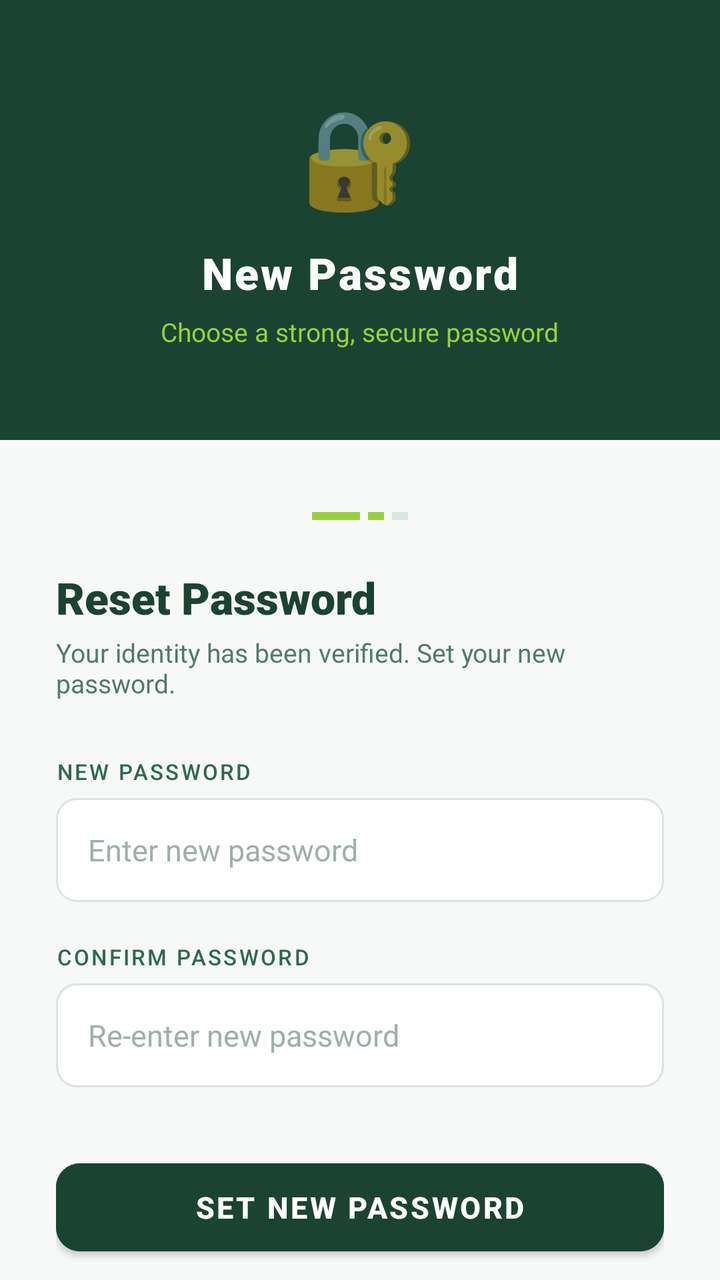
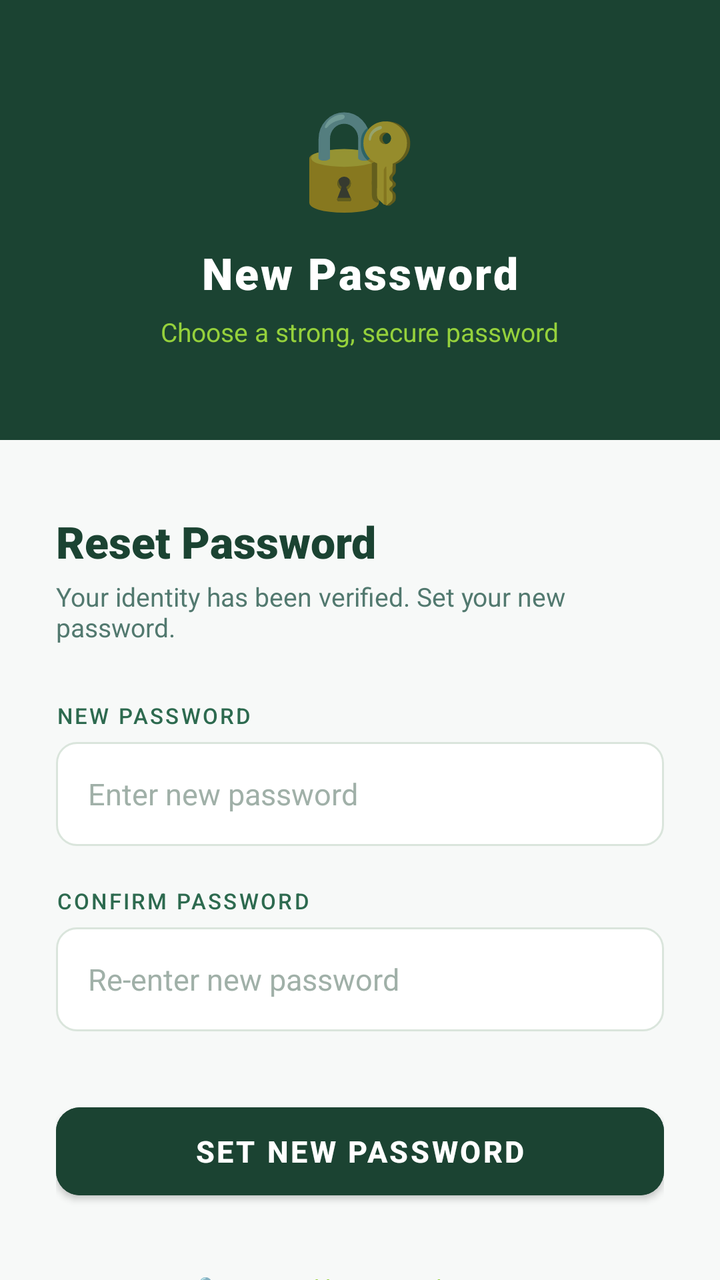

Before-and-after screenshots of an Android layout around one commit, followed by the original layout XML and the change that was made.
<!-- AndroidManifest.xml: activity theme Theme.POS -->
<!-- res/layout/activity_reset_password.xml -->
<?xml version="1.0" encoding="utf-8"?>
<LinearLayout xmlns:android="http://schemas.android.com/apk/res/android"
    xmlns:app="http://schemas.android.com/apk/res-auto"
    android:layout_width="match_parent"
    android:layout_height="match_parent"
    android:background="#F7F9F8"
    android:orientation="vertical">

    
    <LinearLayout
        android:layout_width="match_parent"
        android:layout_height="220dp"
        android:background="#1B4332"
        android:gravity="center"
        android:orientation="vertical">

        <TextView
            android:layout_width="wrap_content"
            android:layout_height="wrap_content"
            android:text="🔐"
            android:textSize="48sp" />

        <TextView
            android:layout_width="wrap_content"
            android:layout_height="wrap_content"
            android:layout_marginTop="12dp"
            android:text="New Password"
            android:textColor="#FFFFFF"
            android:textSize="22sp"
            android:fontFamily="sans-serif-black"
            android:letterSpacing="0.05" />

        <TextView
            android:layout_width="wrap_content"
            android:layout_height="wrap_content"
            android:layout_marginTop="6dp"
            android:text="Choose a strong, secure password"
            android:textColor="#95D13C"
            android:textSize="13sp" />

    </LinearLayout>

    
    <LinearLayout
        android:layout_width="match_parent"
        android:layout_height="match_parent"
        android:background="#F7F9F8"
        android:orientation="vertical"
        android:paddingStart="28dp"
        android:paddingEnd="28dp"
        android:paddingTop="36dp">

        
        <LinearLayout
            android:layout_width="wrap_content"
            android:layout_height="wrap_content"
            android:layout_gravity="center"
            android:layout_marginBottom="24dp"
            android:orientation="horizontal"
            android:gravity="center_vertical">

            <View android:layout_width="24dp" android:layout_height="4dp" android:background="#95D13C" />
            <View android:layout_width="8dp" android:layout_height="4dp" android:layout_marginStart="4dp" android:background="#95D13C" />
            <View android:layout_width="8dp" android:layout_height="4dp" android:layout_marginStart="4dp" android:background="#DAE5DC" />
        </LinearLayout>

        <TextView
            android:layout_width="wrap_content"
            android:layout_height="wrap_content"
            android:text="Reset Password"
            android:textColor="#1B4332"
            android:textSize="22sp"
            android:fontFamily="sans-serif-black" />

        <TextView
            android:layout_width="wrap_content"
            android:layout_height="wrap_content"
            android:layout_marginTop="4dp"
            android:text="Your identity has been verified. Set your new password."
            android:textColor="#52796F"
            android:textSize="13sp" />

        
        <TextView
            android:layout_width="wrap_content"
            android:layout_height="wrap_content"
            android:layout_marginTop="28dp"
            android:text="NEW PASSWORD"
            android:textColor="#2D6A4F"
            android:textSize="11sp"
            android:fontFamily="sans-serif-medium"
            android:letterSpacing="0.1" />

        <EditText
            android:id="@+id/etNewPassword"
            android:layout_width="match_parent"
            android:layout_height="52dp"
            android:layout_marginTop="6dp"
            android:background="@drawable/input_field_bg"
            android:hint="Enter new password"
            android:textColorHint="#A0B0A8"
            android:inputType="textPassword"
            android:paddingStart="16dp"
            android:paddingEnd="16dp"
            android:textColor="#1B4332"
            android:textSize="15sp" />

        
        <TextView
            android:layout_width="wrap_content"
            android:layout_height="wrap_content"
            android:layout_marginTop="20dp"
            android:text="CONFIRM PASSWORD"
            android:textColor="#2D6A4F"
            android:textSize="11sp"
            android:fontFamily="sans-serif-medium"
            android:letterSpacing="0.1" />

        <EditText
            android:id="@+id/etConfirmPassword"
            android:layout_width="match_parent"
            android:layout_height="52dp"
            android:layout_marginTop="6dp"
            android:background="@drawable/input_field_bg"
            android:hint="Re-enter new password"
            android:textColorHint="#A0B0A8"
            android:inputType="textPassword"
            android:paddingStart="16dp"
            android:paddingEnd="16dp"
            android:textColor="#1B4332"
            android:textSize="15sp" />

        
        <TextView
            android:id="@+id/tvError"
            android:layout_width="wrap_content"
            android:layout_height="wrap_content"
            android:layout_marginTop="12dp"
            android:text=""
            android:textColor="#C0392B"
            android:textSize="13sp"
            android:visibility="gone" />

        
        <Button
            android:id="@+id/btnResetPassword"
            android:layout_width="match_parent"
            android:layout_height="56dp"
            android:layout_marginTop="32dp"
            android:backgroundTint="#1B4332"
            android:text="SET NEW PASSWORD"
            android:textColor="#FFFFFF"
            android:textSize="15sp"
            android:textStyle="bold"
            android:letterSpacing="0.08"
            app:cornerRadius="12dp" />

        
        <TextView
            android:layout_width="wrap_content"
            android:layout_height="wrap_content"
            android:layout_gravity="center"
            android:layout_marginTop="32dp"
            android:text="🔒  Secured by External System"
            android:textColor="#95D13C"
            android:textSize="12sp" />

    </LinearLayout>
</LinearLayout>
<!-- resources referenced by this layout -->
<resources>
  <!-- drawable input_field_bg (drawable) -->
  <?xml version="1.0" encoding="utf-8"?>
  <shape xmlns:android="http://schemas.android.com/apk/res/android"
      android:shape="rectangle">
      <solid android:color="#FFFFFF" />
      <corners android:radius="10dp" />
      <stroke android:width="1dp" android:color="#DAE5DC" />
  </shape>
  <style name="Theme.POS" parent="Theme.MaterialComponents.DayNight.NoActionBar">
          
          <item name="colorPrimary">@color/bank_primary</item>
          <item name="colorPrimaryVariant">@color/bank_secondary</item>
          <item name="colorOnPrimary">@color/white</item>
          
          
          <item name="android:statusBarColor">@color/bank_primary</item>
          
          
          <item name="android:windowBackground">@color/bg_soft</item>
          
          
          <item name="colorSurface">@color/white</item>
          <item name="colorOnSurface">@color/text_dark</item>
          
          
          <item name="android:textColorPrimary">@color/text_dark</item>
          <item name="android:textColorSecondary">@color/text_muted</item>
      </style>
  <color name="bank_primary">#1B4332</color>
  <color name="bank_secondary">#2D6A4F</color>
  <color name="white">#FFFFFF</color>
  <color name="bg_soft">#F0F4F2</color>
  <color name="text_dark">#081C15</color>
  <color name="text_muted">#52796F</color>
</resources>

<!-- the commit's change to res/layout/activity_reset_password.xml (unified diff, before → after) -->
@@ -3,167 +3,43 @@
     xmlns:app="http://schemas.android.com/apk/res-auto"
     android:layout_width="match_parent"
     android:layout_height="match_parent"
-    android:background="#F7F9F8"
+    android:background="@color/bg_page"
     android:orientation="vertical">
 
-    
     <LinearLayout
         android:layout_width="match_parent"
         android:layout_height="220dp"
-        android:background="#1B4332"
+        android:background="@color/bg_header"
         android:gravity="center"
         android:orientation="vertical">
 
-        <TextView
-            android:layout_width="wrap_content"
-            android:layout_height="wrap_content"
-            android:text="🔐"
-            android:textSize="48sp" />
-
-        <TextView
-            android:layout_width="wrap_content"
-            android:layout_height="wrap_content"
-            android:layout_marginTop="12dp"
-            android:text="New Password"
-            android:textColor="#FFFFFF"
-            android:textSize="22sp"
-            android:fontFamily="sans-serif-black"
-            android:letterSpacing="0.05" />
-
-        <TextView
-            android:layout_width="wrap_content"
-            android:layout_height="wrap_content"
-            android:layout_marginTop="6dp"
-            android:text="Choose a strong, secure password"
-            android:textColor="#95D13C"
-            android:textSize="13sp" />
-
+        <TextView android:layout_width="wrap_content" android:layout_height="wrap_content" android:text="🔐" android:textSize="48sp" />
+        <TextView android:layout_width="wrap_content" android:layout_height="wrap_content" android:layout_marginTop="12dp" android:text="New Password" android:textColor="@color/text_on_dark" android:textSize="22sp" android:fontFamily="sans-serif-black" android:letterSpacing="0.05" />
+        <TextView android:layout_width="wrap_content" android:layout_height="wrap_content" android:layout_marginTop="6dp" android:text="Choose a strong, secure password" android:textColor="@color/bank_accent" android:textSize="13sp" />
     </LinearLayout>
 
-    
     <LinearLayout
         android:layout_width="match_parent"
         android:layout_height="match_parent"
-        android:background="#F7F9F8"
+        android:background="@color/bg_page"
         android:orientation="vertical"
         android:paddingStart="28dp"
         android:paddingEnd="28dp"
         android:paddingTop="36dp">
 
-        
-        <LinearLayout
-            android:layout_width="wrap_content"
-            android:layout_height="wrap_content"
-            android:layout_gravity="center"
-            android:layout_marginBottom="24dp"
-            android:orientation="horizontal"
-            android:gravity="center_vertical">
+        <TextView android:layout_width="wrap_content" android:layout_height="wrap_content" android:text="Reset Password" android:textColor="@color/text_primary" android:textSize="22sp" android:fontFamily="sans-serif-black" />
+        <TextView android:layout_width="wrap_content" android:layout_height="wrap_content" android:layout_marginTop="4dp" android:text="Your identity has been verified. Set your new password." android:textColor="@color/text_secondary" android:textSize="13sp" />
 
-            <View android:layout_width="24dp" android:layout_height="4dp" android:background="#95D13C" />
-            <View android:layout_width="8dp" android:layout_height="4dp" android:layout_marginStart="4dp" android:background="#95D13C" />
-            <View android:layout_width="8dp" android:layout_height="4dp" android:layout_marginStart="4dp" android:background="#DAE5DC" />
-        </LinearLayout>
+        <TextView android:layout_width="wrap_content" android:layout_height="wrap_content" android:layout_marginTop="28dp" android:text="NEW PASSWORD" android:textColor="@color/text_label" android:textSize="11sp" android:fontFamily="sans-serif-medium" android:letterSpacing="0.1" />
+        <EditText android:id="@+id/etNewPassword" android:layout_width="match_parent" android:layout_height="52dp" android:layout_marginTop="6dp" android:background="@drawable/input_field_bg" android:hint="Enter new password" android:textColorHint="@color/text_hint" android:inputType="textPassword" android:paddingStart="16dp" android:paddingEnd="16dp" android:textColor="@color/text_primary" android:textSize="15sp" />
 
-        <TextView
-            android:layout_width="wrap_content"
-            android:layout_height="wrap_content"
-            android:text="Reset Password"
-            android:textColor="#1B4332"
-            android:textSize="22sp"
-            android:fontFamily="sans-serif-black" />
+        <TextView android:layout_width="wrap_content" android:layout_height="wrap_content" android:layout_marginTop="20dp" android:text="CONFIRM PASSWORD" android:textColor="@color/text_label" android:textSize="11sp" android:fontFamily="sans-serif-medium" android:letterSpacing="0.1" />
+        <EditText android:id="@+id/etConfirmPassword" android:layout_width="match_parent" android:layout_height="52dp" android:layout_marginTop="6dp" android:background="@drawable/input_field_bg" android:hint="Re-enter new password" android:textColorHint="@color/text_hint" android:inputType="textPassword" android:paddingStart="16dp" android:paddingEnd="16dp" android:textColor="@color/text_primary" android:textSize="15sp" />
 
-        <TextView
-            android:layout_width="wrap_content"
-            android:layout_height="wrap_content"
-            android:layout_marginTop="4dp"
-            android:text="Your identity has been verified. Set your new password."
-            android:textColor="#52796F"
-            android:textSize="13sp" />
+        <TextView android:id="@+id/tvError" android:layout_width="wrap_content" android:layout_height="wrap_content" android:layout_marginTop="12dp" android:text="" android:textColor="@color/danger" android:textSize="13sp" android:visibility="gone" />
 
-        
-        <TextView
-            android:layout_width="wrap_content"
-            android:layout_height="wrap_content"
-            android:layout_marginTop="28dp"
-            android:text="NEW PASSWORD"
-            android:textColor="#2D6A4F"
-            android:textSize="11sp"
-            android:fontFamily="sans-serif-medium"
-            android:letterSpacing="0.1" />
+        <Button android:id="@+id/btnResetPassword" android:layout_width="match_parent" android:layout_height="56dp" android:layout_marginTop="32dp" android:backgroundTint="@color/bank_primary" android:text="SET NEW PASSWORD" android:textColor="@color/text_on_dark" android:textSize="15sp" android:textStyle="bold" android:letterSpacing="0.08" app:cornerRadius="12dp" />
 
-        <EditText
-            android:id="@+id/etNewPassword"
-            android:layout_width="match_parent"
-            android:layout_height="52dp"
-            android:layout_marginTop="6dp"
-            android:background="@drawable/input_field_bg"
-            android:hint="Enter new password"
-            android:textColorHint="#A0B0A8"
-            android:inputType="textPassword"
-            android:paddingStart="16dp"
-            android:paddingEnd="16dp"
-            android:textColor="#1B4332"
-            android:textSize="15sp" />
-
-        
-        <TextView
-            android:layout_width="wrap_content"
-            android:layout_height="wrap_content"
-            android:layout_marginTop="20dp"
-            android:text="CONFIRM PASSWORD"
-            android:textColor="#2D6A4F"
-            android:textSize="11sp"
-            android:fontFamily="sans-serif-medium"
-            android:letterSpacing="0.1" />
-
-        <EditText
-            android:id="@+id/etConfirmPassword"
-            android:layout_width="match_parent"
-            android:layout_height="52dp"
-            android:layout_marginTop="6dp"
-            android:background="@drawable/input_field_bg"
-            android:hint="Re-enter new password"
-            android:textColorHint="#A0B0A8"
-            android:inputType="textPassword"
-            android:paddingStart="16dp"
-            android:paddingEnd="16dp"
-            android:textColor="#1B4332"
-            android:textSize="15sp" />
-
-        
-        <TextView
-            android:id="@+id/tvError"
-            android:layout_width="wrap_content"
-            android:layout_height="wrap_content"
-            android:layout_marginTop="12dp"
-            android:text=""
-            android:textColor="#C0392B"
-            android:textSize="13sp"
-            android:visibility="gone" />
-
-        
-        <Button
-            android:id="@+id/btnResetPassword"
-            android:layout_width="match_parent"
-            android:layout_height="56dp"
-            android:layout_marginTop="32dp"
-            android:backgroundTint="#1B4332"
-            android:text="SET NEW PASSWORD"
-            android:textColor="#FFFFFF"
-            android:textSize="15sp"
-            android:textStyle="bold"
-            android:letterSpacing="0.08"
-            app:cornerRadius="12dp" />
-
-        
-        <TextView
-            android:layout_width="wrap_content"
-            android:layout_height="wrap_content"
-            android:layout_gravity="center"
-            android:layout_marginTop="32dp"
-            android:text="🔒  Secured by External System"
-            android:textColor="#95D13C"
-            android:textSize="12sp" />
-
+        <TextView android:layout_width="wrap_content" android:layout_height="wrap_content" android:layout_gravity="center" android:layout_marginTop="32dp" android:text="🔒  Secured by External System" android:textColor="@color/bank_accent" android:textSize="12sp" />
     </LinearLayout>
 </LinearLayout>
<!-- resource entries referenced after the edit -->
@@ -1,12 +1,13 @@
 <!-- resources referenced by this layout -->
 <resources>
+  <color name="bank_accent">#95D13C</color>
   <!-- drawable input_field_bg (drawable) -->
   <?xml version="1.0" encoding="utf-8"?>
   <shape xmlns:android="http://schemas.android.com/apk/res/android"
       android:shape="rectangle">
-      <solid android:color="#FFFFFF" />
+      <solid android:color="@color/bg_input" />
       <corners android:radius="10dp" />
-      <stroke android:width="1dp" android:color="#DAE5DC" />
+      <stroke android:width="1dp" android:color="@color/card_border" />
   </shape>
   <style name="Theme.POS" parent="Theme.MaterialComponents.DayNight.NoActionBar">
           
@@ -28,11 +29,21 @@
           <item name="android:textColorPrimary">@color/text_dark</item>
           <item name="android:textColorSecondary">@color/text_muted</item>
       </style>
+  <color name="bg_input">#FFFFFF</color>
+  <color name="card_border">#DAE5DC</color>
   <color name="bank_primary">#1B4332</color>
+  <color name="bg_header">#1B4332</color>
+  <color name="bg_page">#F7F9F8</color>
+  <color name="danger">#C0392B</color>
+  <color name="text_hint">#A0B0A8</color>
+  <color name="text_label">#2D6A4F</color>
+  <color name="text_on_dark">#FFFFFF</color>
+  <color name="text_primary">#1B4332</color>
+  <color name="text_secondary">#52796F</color>
   <color name="bank_secondary">#2D6A4F</color>
   <color name="white">#FFFFFF</color>
-  <color name="bg_soft">#F0F4F2</color>
-  <color name="text_dark">#081C15</color>
+  <color name="bg_soft">#F7F9F8</color>
+  <color name="text_dark">#1B4332</color>
   <color name="text_muted">#52796F</color>
 </resources>
 
